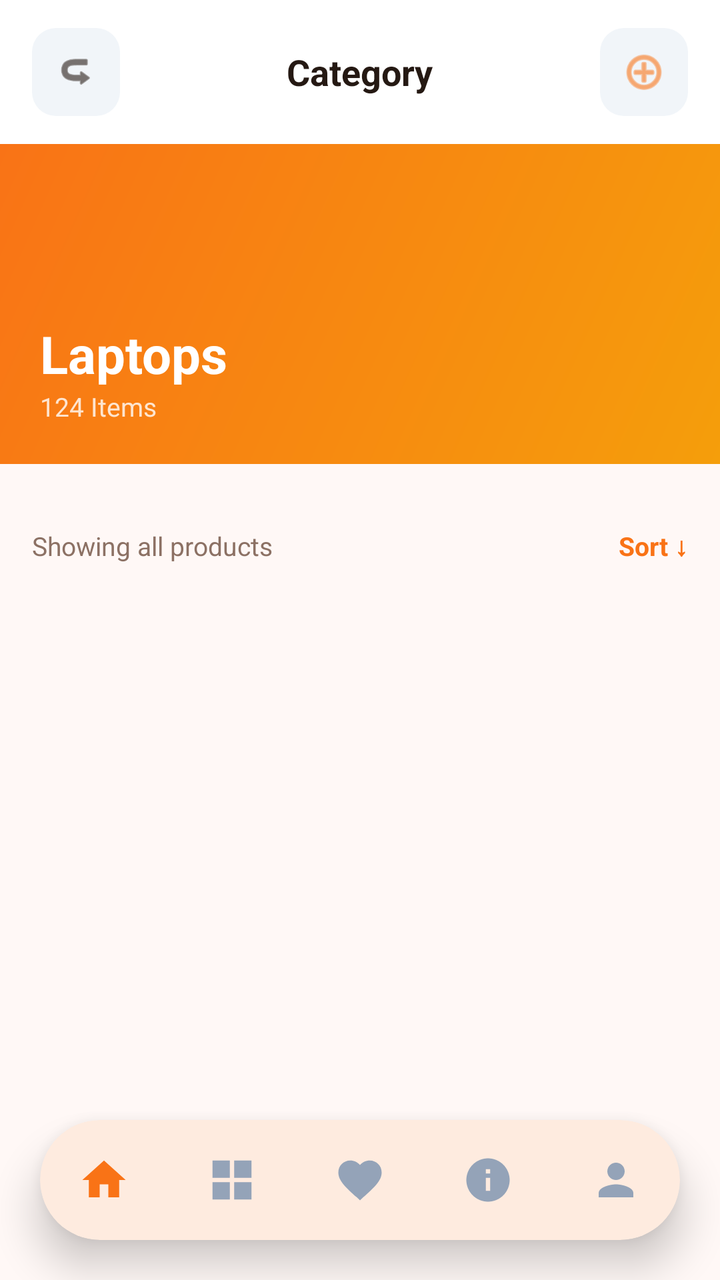
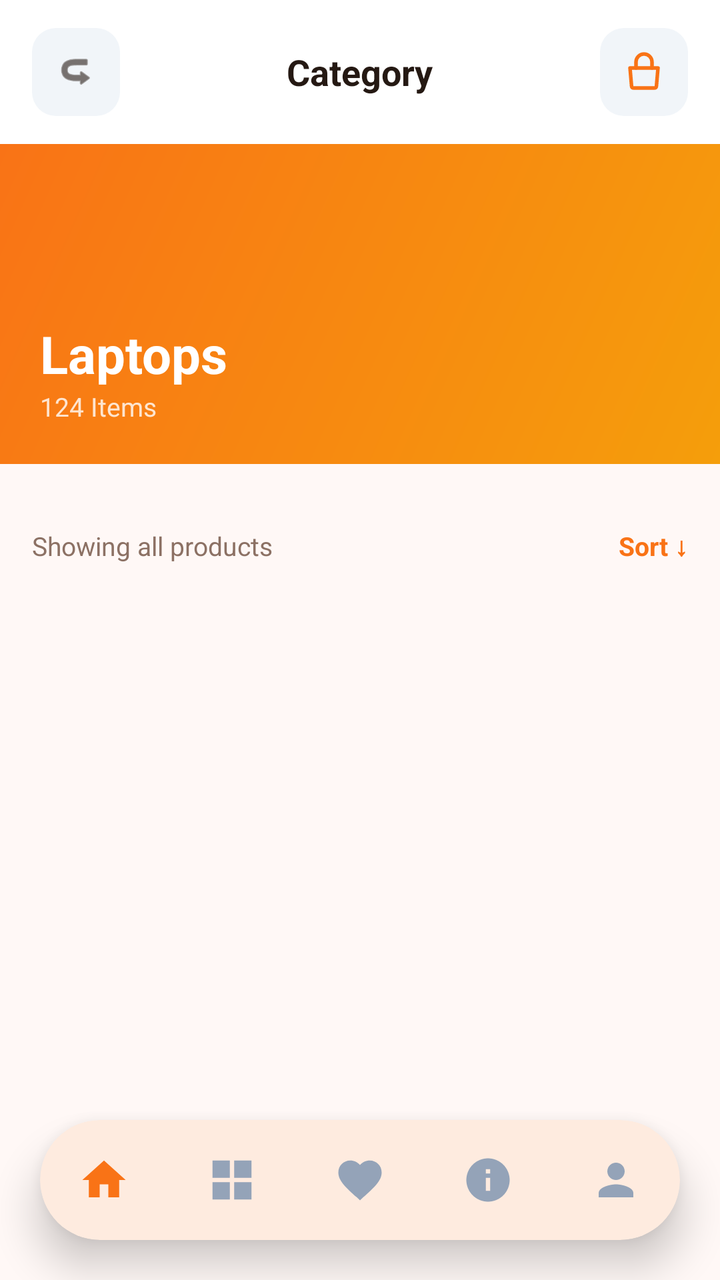

Compare the two renders of this Android layout. The source of the first and the diff that turns it into the second are given below.
<!-- AndroidManifest.xml: application theme Theme.BeckieDealApp -->
<!-- res/layout/activity_category_detail.xml -->
<?xml version="1.0" encoding="utf-8"?>
<androidx.constraintlayout.widget.ConstraintLayout xmlns:android="http://schemas.android.com/apk/res/android"
    xmlns:app="http://schemas.android.com/apk/res-auto"
    xmlns:tools="http://schemas.android.com/tools"
    android:layout_width="match_parent"
    android:layout_height="match_parent"
    android:background="@color/background"
    android:fitsSystemWindows="true"
    tools:context=".CategoryDetailActivity">

    
    <com.google.android.material.appbar.MaterialToolbar
        android:id="@+id/topAppBar"
        android:layout_width="match_parent"
        android:layout_height="72dp"
        android:background="@color/surface"
        app:contentInsetStart="0dp"
        app:elevation="0dp"
        app:layout_constraintTop_toTopOf="parent">

        <RelativeLayout
            android:layout_width="match_parent"
            android:layout_height="match_parent"
            android:paddingHorizontal="16dp">

            
            <ImageView
                android:id="@+id/backButton"
                android:layout_width="44dp"
                android:layout_height="44dp"
                android:layout_alignParentStart="true"
                android:layout_centerVertical="true"
                android:background="@drawable/form_field_background"
                android:padding="12dp"
                android:src="@android:drawable/ic_menu_revert"
                android:rotation="180"
                app:tint="@color/text_primary" />

            
            <TextView
                android:id="@+id/categoryTitleText"
                android:layout_width="wrap_content"
                android:layout_height="wrap_content"
                android:layout_centerInParent="true"
                android:text="Category"
                android:textColor="@color/text_primary"
                android:textSize="18sp"
                android:textStyle="bold" />

            
            <RelativeLayout
                android:id="@+id/cartContainer"
                android:layout_width="44dp"
                android:layout_height="44dp"
                android:layout_alignParentEnd="true"
                android:layout_centerVertical="true"
                android:background="@drawable/form_field_background">

                <ImageView
                    android:id="@+id/cartIcon"
                    android:layout_width="24dp"
                    android:layout_height="24dp"
                    android:layout_centerInParent="true"
                    android:src="@android:drawable/ic_menu_add"
                    app:tint="@color/primary" />

                <TextView
                    android:id="@+id/cartBadge"
                    android:layout_width="18dp"
                    android:layout_height="18dp"
                    android:layout_alignParentEnd="true"
                    android:layout_alignParentTop="true"
                    android:background="@drawable/badge_pill"
                    android:backgroundTint="@color/red_error"
                    android:gravity="center"
                    android:text="0"
                    android:textColor="@color/white_fixed"
                    android:textSize="9sp"
                    android:textStyle="bold"
                    android:visibility="gone" />
            </RelativeLayout>

        </RelativeLayout>
    </com.google.android.material.appbar.MaterialToolbar>

    
    <androidx.core.widget.NestedScrollView
        android:layout_width="match_parent"
        android:layout_height="0dp"
        android:fillViewport="true"
        app:layout_constraintTop_toBottomOf="@id/topAppBar"
        app:layout_constraintBottom_toTopOf="@id/bottomNavigationContainer">

        <LinearLayout
            android:layout_width="match_parent"
            android:layout_height="wrap_content"
            android:orientation="vertical"
            android:paddingBottom="16dp">

            
            <FrameLayout
                android:layout_width="match_parent"
                android:layout_height="160dp">

                <ImageView
                    android:id="@+id/categoryHeroImage"
                    android:layout_width="match_parent"
                    android:layout_height="match_parent"
                    android:scaleType="centerCrop"
                    android:src="@drawable/placeholder_image" />

                
                <View
                    android:layout_width="match_parent"
                    android:layout_height="match_parent"
                    android:background="@drawable/hero_gradient" />

                
                <LinearLayout
                    android:layout_width="match_parent"
                    android:layout_height="wrap_content"
                    android:layout_gravity="bottom"
                    android:orientation="vertical"
                    android:padding="20dp">

                    <TextView
                        android:id="@+id/heroTitle"
                        android:layout_width="wrap_content"
                        android:layout_height="wrap_content"
                        android:text="Laptops"
                        android:textColor="@android:color/white"
                        android:textSize="26sp"
                        android:textStyle="bold" />

                    <TextView
                        android:id="@+id/heroSubtitle"
                        android:layout_width="wrap_content"
                        android:layout_height="wrap_content"
                        android:text="124 Items"
                        android:textColor="#CCFFFFFF"
                        android:textSize="13sp" />
                </LinearLayout>
            </FrameLayout>

            
            <HorizontalScrollView
                android:layout_width="match_parent"
                android:layout_height="wrap_content"
                android:scrollbars="none"
                android:paddingTop="16dp"
                android:paddingBottom="4dp">

                <LinearLayout
                    android:id="@+id/brandFilterContainer"
                    android:layout_width="wrap_content"
                    android:layout_height="wrap_content"
                    android:orientation="horizontal"
                    android:paddingStart="16dp"
                    android:paddingEnd="16dp" />
            </HorizontalScrollView>

            
            <LinearLayout
                android:layout_width="match_parent"
                android:layout_height="wrap_content"
                android:orientation="horizontal"
                android:gravity="center_vertical"
                android:paddingHorizontal="16dp"
                android:paddingTop="12dp"
                android:paddingBottom="4dp">

                <TextView
                    android:id="@+id/resultsLabel"
                    android:layout_width="0dp"
                    android:layout_height="wrap_content"
                    android:layout_weight="1"
                    android:text="Showing all products"
                    android:textColor="@color/text_secondary"
                    android:textSize="13sp" />

                <TextView
                    android:layout_width="wrap_content"
                    android:layout_height="wrap_content"
                    android:text="Sort ↓"
                    android:textColor="@color/primary"
                    android:textSize="13sp"
                    android:textStyle="bold" />
            </LinearLayout>

            
            <GridLayout
                android:id="@+id/detailProductsGrid"
                android:layout_width="match_parent"
                android:layout_height="wrap_content"
                android:layout_marginHorizontal="12dp"
                android:layout_marginTop="8dp"
                android:columnCount="2" />

        </LinearLayout>
    </androidx.core.widget.NestedScrollView>

    
    <com.google.android.material.card.MaterialCardView
        android:id="@+id/bottomNavigationContainer"
        android:layout_width="0dp"
        android:layout_height="wrap_content"
        android:layout_marginStart="20dp"
        android:layout_marginEnd="20dp"
        android:layout_marginBottom="20dp"
        app:cardCornerRadius="36dp"
        app:cardElevation="12dp"
        app:cardBackgroundColor="@color/surface"
        app:strokeWidth="0dp"
        app:layout_constraintBottom_toBottomOf="parent"
        app:layout_constraintStart_toStartOf="parent"
        app:layout_constraintEnd_toEndOf="parent">

        <com.google.android.material.bottomnavigation.BottomNavigationView
            android:id="@+id/bottomNavigation"
            android:layout_width="match_parent"
            android:layout_height="60dp"
            android:background="@android:color/transparent"
            app:backgroundTint="@android:color/transparent"
            app:elevation="0dp"
            app:labelVisibilityMode="unlabeled"
            app:itemIconSize="26dp"
            app:menu="@menu/bottom_nav_menu" />

    </com.google.android.material.card.MaterialCardView>

</androidx.constraintlayout.widget.ConstraintLayout>
<!-- resources referenced by this layout -->
<resources>
  <color name="background">#FFF8F6</color>
  <color name="primary">#F97316</color>
  <color name="red_error">#EF4444</color>
  <color name="surface">#FFFFFF</color>
  <color name="text_primary">#251913</color>
  <color name="text_secondary">#8C7164</color>
  <color name="white_fixed">#FFFFFF</color>
  <!-- drawable badge_pill (drawable) -->
  <?xml version="1.0" encoding="utf-8"?>
  <shape xmlns:android="http://schemas.android.com/apk/res/android">
      <solid android:color="#33FFFFFF" />
      <corners android:radius="4dp" />
  </shape>
  <!-- drawable form_field_background (drawable) -->
  <?xml version="1.0" encoding="utf-8"?>
  <shape xmlns:android="http://schemas.android.com/apk/res/android">
      <solid android:color="@color/input_background" />
      <corners android:radius="12dp" />
  </shape>
  <!-- drawable hero_gradient (drawable) -->
  <?xml version="1.0" encoding="utf-8"?>
  <shape xmlns:android="http://schemas.android.com/apk/res/android">
      <gradient
          android:angle="135"
          android:startColor="#F59E0B"
          android:endColor="#F97316"
          android:type="linear" />
  </shape>
  <style name="Theme.BeckieDealApp" parent="Base.Theme.BeckieDealApp" />
  <color name="input_background">#F1F5F9</color>
  <color name="on_primary">#FFFFFF</color>
  <color name="primary_container">#F97316</color>
  <color name="on_primary_container">#582200</color>
  <color name="on_surface">#251913</color>
  <style name="Widget.App.BottomNavigationView" parent="Widget.Material3.BottomNavigationView">
          <item name="itemIconSize">26dp</item>
          <item name="itemIconTint">@color/bottom_nav_color</item>
          <item name="itemTextColor">@color/bottom_nav_color</item>
          <item name="android:background">@android:color/transparent</item>
          <item name="backgroundTint">@android:color/transparent</item>
          <item name="labelVisibilityMode">unlabeled</item>
          <item name="itemActiveIndicatorStyle">@style/Widget.App.BottomNavigationView.ActiveIndicator</item>
      </style>
  <style name="Widget.App.BottomNavigationView.ActiveIndicator" parent="Widget.Material3.BottomNavigationView.ActiveIndicator">
          <item name="android:color">@color/badge_bg</item>
          <item name="android:width">48dp</item>
          <item name="android:height">36dp</item>
          <item name="shapeAppearance">@style/ShapeAppearance.App.BottomNavigationView.ActiveIndicator</item>
      </style>
  <color name="badge_bg">#FFF1EB</color>
  <style name="ShapeAppearance.App.BottomNavigationView.ActiveIndicator" parent="">
          <item name="cornerFamily">rounded</item>
          <item name="cornerSize">50%</item>
      </style>
  <!-- unchanged entries left out for length: 2 -->
</resources>

<!-- the commit's change to res/layout/activity_category_detail.xml (unified diff, before → after) -->
@@ -61,7 +61,7 @@
                     android:layout_width="24dp"
                     android:layout_height="24dp"
                     android:layout_centerInParent="true"
-                    android:src="@android:drawable/ic_menu_add"
+                    android:src="@drawable/ic_shopping_bag"
                     app:tint="@color/primary" />
 
                 <TextView
<!-- resource entries referenced after the edit -->
@@ -28,6 +28,33 @@
           android:endColor="#F97316"
           android:type="linear" />
   </shape>
+  <!-- drawable ic_shopping_bag (drawable) -->
+  <?xml version="1.0" encoding="utf-8"?>
+  <vector xmlns:android="http://schemas.android.com/apk/res/android"
+      android:width="24dp"
+      android:height="24dp"
+      android:viewportWidth="24"
+      android:viewportHeight="24">
+  
+      
+      <path
+          android:fillColor="@android:color/transparent"
+          android:strokeColor="@android:color/white"
+          android:strokeWidth="1.8"
+          android:strokeLineCap="round"
+          android:strokeLineJoin="round"
+          android:pathData="M8,10 L8,7 A4,4 0 0 1 16,7 L16,10" />
+  
+      
+      <path
+          android:fillColor="@android:color/transparent"
+          android:strokeColor="@android:color/white"
+          android:strokeWidth="1.8"
+          android:strokeLineCap="round"
+          android:strokeLineJoin="round"
+          android:pathData="M5,10 L5.8,19.2 A1,1 0 0 0 6.8,20 L17.2,20 A1,1 0 0 0 18.2,19.2 L19,10 Z" />
+  
+  </vector>
   <style name="Theme.BeckieDealApp" parent="Base.Theme.BeckieDealApp" />
   <color name="input_background">#F1F5F9</color>
   <color name="on_primary">#FFFFFF</color>
